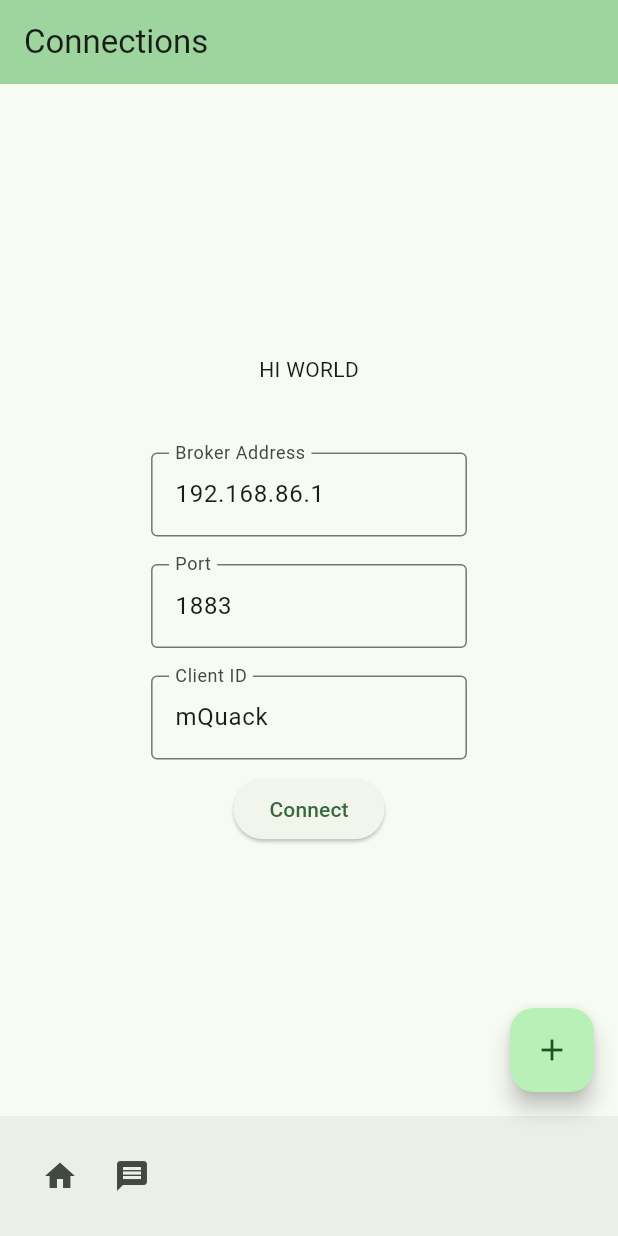
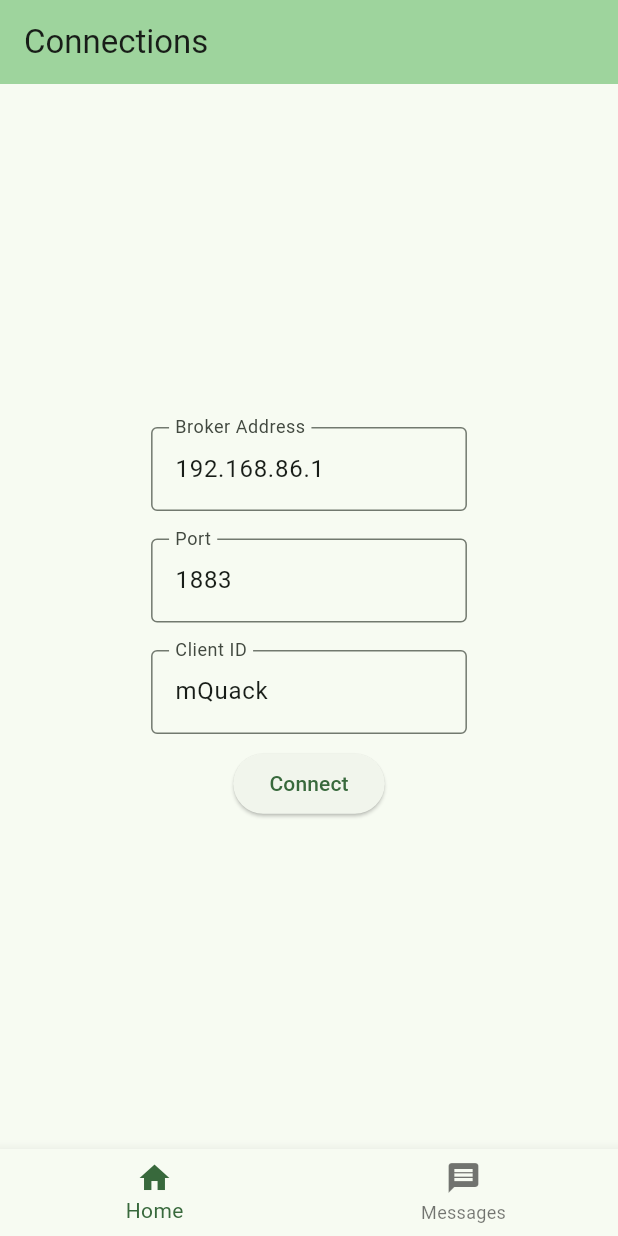
Before and after one commit to lazoolo/mquack, a Flutter app: the screen it shows after launch, after a tap on "Connect", on a phone screen of 412 x 824 dp. Run offline on Flutter 3.47's test engine with Material 2 defaults, Android fonts, the phone set to English and light mode, and no system bars; our stand-ins replace flutter_screenutil; missing offline and left inert: mqtt_client.

Commit message:
Factored out home page widgets

```diff
--- a/lib/main.dart
+++ b/lib/main.dart
@@ -1,10 +1,10 @@
 import 'package:flutter/material.dart';
 import 'package:provider/provider.dart';
 import 'mqttmanager.dart';
-import 'messages.dart';
 import 'package:logging/logging.dart';
 import 'package:flutter_screenutil/flutter_screenutil.dart';
 import 'package:flutter/services.dart';
+import 'sharedwidgets.dart';
 
 final _logger = Logger('Main');
 
@@ -46,20 +46,6 @@ class MyApp extends StatelessWidget {
       title: 'mQuack',
       theme: ThemeData(
         // This is the theme of your application.
-        //
-        // TRY THIS: Try running your application with "flutter run". You'll see
-        // the application has a blue toolbar. Then, without quitting the app,
-        // try changing the seedColor in the colorScheme below to Colors.green
-        // and then invoke "hot reload" (save your changes or press the "hot
-        // reload" button in a Flutter-supported IDE, or press "r" if you used
-        // the command line to start the app).
-        //
-        // Notice that the counter didn't reset back to zero; the application
-        // state is not lost during the reload. To reset the state, use hot
-        // restart instead.
-        //
-        // This works for code too, not just values: Most code changes can be
-        // tested with just a hot reload.
         colorScheme:
             ColorScheme.fromSeed(seedColor: Color.fromARGB(255, 1, 47, 12)),
         useMaterial3: true,
@@ -79,28 +65,11 @@ class MyHomePage extends StatefulWidget {
 }
 
 class _MyHomePageState extends State<MyHomePage> {
-  String _message = 'HI WORLD';
-  String _brokerAddress = '192.168.86.1'; // Default broker address
-
-  final TextEditingController _brokerAddressController =
-      TextEditingController();
-
-  int _brokerPort = 1883; // Default broker port
-  final TextEditingController _brokerPortController = TextEditingController();
-
-  final TextEditingController _clientIdController = TextEditingController();
   MqttManager? mqttManager;
-
-  void _incrementCounter() {
-    setState(() {});
-  }
 
   @override
   void initState() {
     super.initState();
-    _brokerAddressController.text = _brokerAddress;
-    _brokerPortController.text = _brokerPort.toString(); // Set the initial text
-    _clientIdController.text = 'mQuack'; // Set the default value for ClientID
     mqttManager = Provider.of<MqttManager>(context, listen: false);
   }
 
@@ -112,16 +81,45 @@ class _MyHomePageState extends State<MyHomePage> {
         title: Text(widget.title),
       ),
       body: Center(
-        child: Column(
+        child: MyColumnWidget(mqttManager: mqttManager),
+      ),
+      bottomNavigationBar: CustomBottomNavigationBar(currentIndex: 0),
+    );
+  }
+}
+
+class MyColumnWidget extends StatefulWidget {
+  final MqttManager? mqttManager;
+  MyColumnWidget({this.mqttManager});
+
+  @override
+  _MyColumnWidgetState createState() => _MyColumnWidgetState();
+}
+
+class _MyColumnWidgetState extends State<MyColumnWidget> {
+  String _brokerAddress = '192.168.86.1'; // Default broker address
+  final TextEditingController _brokerAddressController =
+      TextEditingController();
+
+  int _brokerPort = 1883; // Default broker port
+  final TextEditingController _brokerPortController = TextEditingController();
+
+  final TextEditingController _clientIdController = TextEditingController();
+
+  @override
+  void initState() {
+    super.initState();
+    _brokerAddressController.text = _brokerAddress;
+    _brokerPortController.text = _brokerPort.toString();
+    _clientIdController.text = 'mQuack';
+  }
+
+  @override
+  Widget build(BuildContext context) {
+    MqttManager? mqttManager = widget.mqttManager;
+    return Column(
       mainAxisAlignment: MainAxisAlignment.center,
       children: <Widget>[
-            Text(
-              _message,
-            ),
-            Text(
-              '',
-              style: Theme.of(context).textTheme.headlineMedium,
-            ),
         Wrap(
           direction: Axis.horizontal,
           alignment: WrapAlignment.center,
@@ -143,42 +141,12 @@ class _MyHomePageState extends State<MyHomePage> {
                       clientId: 'XXYYZZ');
                 }
               },
-                  child: Text(
-                      connectionManager.connected ? 'Disconnect' : 'Connect'),
+              child:
+                  Text(connectionManager.connected ? 'Disconnect' : 'Connect'),
             );
           },
         ),
       ],
-        ),
-      ),
-      bottomNavigationBar: BottomAppBar(
-        child: Row(
-          children: <Widget>[
-            IconButton(
-              icon: Icon(Icons.home),
-              onPressed: () {
-                // You're already on the main page, so no need to navigate
-              },
-            ),
-            IconButton(
-              icon: Icon(Icons.message),
-              onPressed: () {
-                Navigator.push(
-                  context,
-                  MaterialPageRoute(
-                    builder: (context) => MessageListPage(),
-                  ),
-                );
-              },
-            ),
-          ],
-        ),
-      ),
-      floatingActionButton: FloatingActionButton(
-        onPressed: _incrementCounter,
-        tooltip: 'Increment',
-        child: const Icon(Icons.add),
-      ),
     );
   }
 
@@ -243,14 +211,3 @@ class _MyHomePageState extends State<MyHomePage> {
     );
   }
 }
-
-class ConnectionState extends ChangeNotifier {
-  bool _connected = false;
-
-  bool get connected => _connected;
-
-  set connected(bool value) {
-    _connected = value;
-    notifyListeners();
-  }
-}
--- a/lib/messages.dart
+++ b/lib/messages.dart
@@ -1,6 +1,7 @@
 import 'package:flutter/material.dart';
 import 'mqttmanager.dart';
 import 'package:provider/provider.dart';
+import 'sharedwidgets.dart';
 
 class MessageListPage extends StatefulWidget {
   MessageListPage({Key? key}) : super(key: key);
@@ -32,24 +33,7 @@ class _MessageListPageState extends State<MessageListPage> {
               );
             },
           ),
-          bottomNavigationBar: BottomAppBar(
-            child: Row(
-              children: <Widget>[
-                IconButton(
-                  icon: Icon(Icons.home),
-                  onPressed: () {
-                    Navigator.pop(context); // Go back to the main page
-                  },
-                ),
-                IconButton(
-                  icon: Icon(Icons.message),
-                  onPressed: () {
-                    // You're already on the messages page, so no need to navigate
-                  },
-                ),
-              ],
-            ),
-          ),
+          bottomNavigationBar: CustomBottomNavigationBar(currentIndex: 1),
         );
       },
     );
--- /dev/null
+++ b/lib/sharedwidgets.dart
@@ -0,0 +1,42 @@
+import 'package:flutter/material.dart';
+import 'messages.dart';
+
+class CustomBottomNavigationBar extends StatelessWidget {
+  final int currentIndex;
+
+  CustomBottomNavigationBar({required this.currentIndex});
+
+  @override
+  Widget build(BuildContext context) {
+    return BottomNavigationBar(
+      currentIndex: currentIndex,
+      items: const <BottomNavigationBarItem>[
+        BottomNavigationBarItem(
+          icon: Icon(Icons.home),
+          label: 'Home',
+        ),
+        BottomNavigationBarItem(
+          icon: Icon(Icons.message),
+          label: 'Messages',
+        ),
+      ],
+      onTap: (index) {
+        if (index != currentIndex) {
+          switch (index) {
+            case 0:
+              Navigator.popUntil(context, (route) => route.isFirst);
+              break;
+            case 1:
+              Navigator.push(
+                context,
+                MaterialPageRoute(
+                  builder: (context) => MessageListPage(),
+                ),
+              );
+              break;
+          }
+        }
+      },
+    );
+  }
+}
```
Lines whose indentation alone changed are shown as unchanged.
